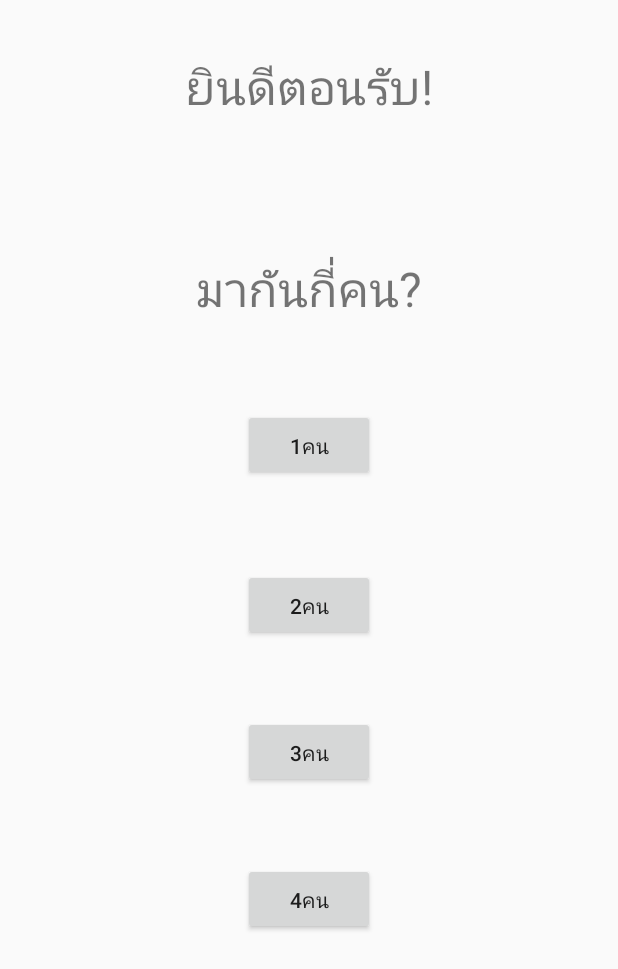
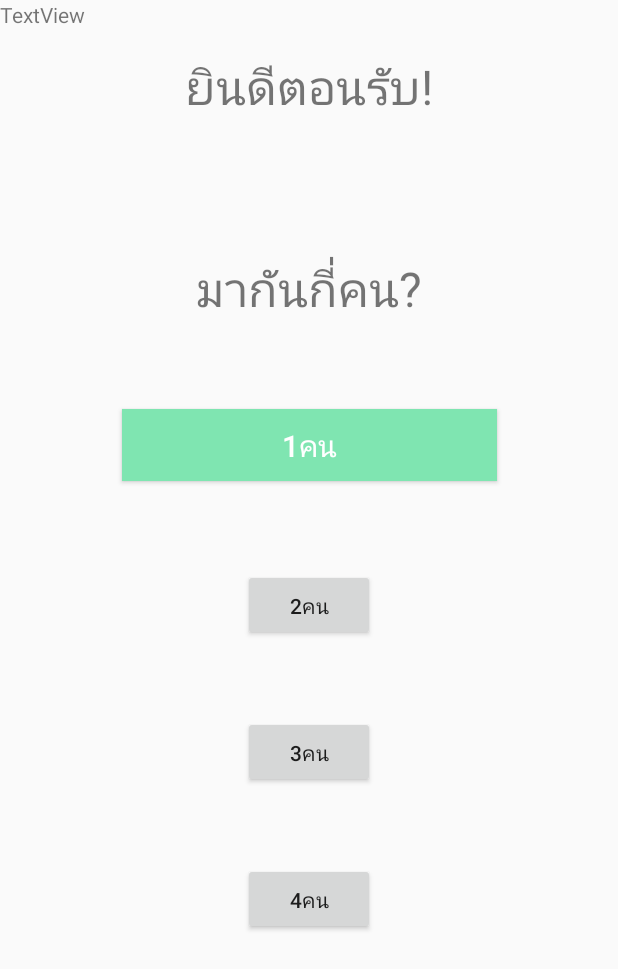
Before and after one commit to RunningTHPed/SayiwGrill, an Android app: the layout activity_main.xml on its own in the app's theme, with its tools: preview values and no code run, on a phone screen of 412 x 824 dp. Shown: the top 969 px of the screen. Run offline under Robolectric (Android 15) with nearby library versions, the phone set to English and light mode, and no system bars.

Commit message:
bottondesign1

```diff
--- a/app/build.gradle
+++ b/app/build.gradle
@@ -25,4 +25,5 @@ dependencies {
     testImplementation 'junit:junit:4.12'
     androidTestImplementation 'androidx.test.ext:junit:1.1.0'
     androidTestImplementation 'androidx.test.espresso:espresso-core:3.1.1'
+    implementation 'androidx.recyclerview:recyclerview:1.0.0'
 }
--- a/app/src/main/AndroidManifest.xml
+++ b/app/src/main/AndroidManifest.xml
@@ -10,13 +10,20 @@
         android:supportsRtl="true"
         android:theme="@style/AppTheme">
         <activity android:name=".Menu"></activity>
-        <activity android:name=".MainActivity">
+        <activity android:name=".MainActivity"
+            android:screenOrientation="landscape"
+            >
+
             <intent-filter>
                 <action android:name="android.intent.action.MAIN" />
 
+
                 <category android:name="android.intent.category.LAUNCHER" />
             </intent-filter>
+
         </activity>
     </application>
 
+
+
 </manifest>
--- /dev/null
+++ b/app/src/main/java/com/example/myapplication/BasicLayoutCheckActivity.java
@@ -0,0 +1,6 @@
+package com.example.myapplication;
+
+import android.app.Activity;
+
+public class BasicLayoutCheckActivity extends Activity {
+}
--- /dev/null
+++ b/app/src/main/res/drawable/buttondesign.xml
@@ -0,0 +1,6 @@
+<?xml version="1.0" encoding="utf-8"?>
+<shape xmlns:android="http://schemas.android.com/apk/res/android" android:shape="rectangle">
+
+    <solid android:color="#7FE5B1"></solid>
+
+</shape>
--- a/app/src/main/res/layout/activity_main.xml
+++ b/app/src/main/res/layout/activity_main.xml
@@ -33,9 +33,12 @@
 
     <Button
         android:id="@+id/button1"
-        android:layout_width="wrap_content"
+        android:layout_width="250dp"
         android:layout_height="wrap_content"
         android:text="1คน"
+        android:textSize="20sp"
+        android:textColor="#FFFFFF"
+        android:background="@drawable/buttondesign"
         app:layout_constraintBottom_toTopOf="@+id/button2"
         app:layout_constraintEnd_toEndOf="parent"
         app:layout_constraintStart_toStartOf="parent"
@@ -74,5 +77,13 @@
         app:layout_constraintTop_toBottomOf="@+id/textView2"
         app:layout_constraintVertical_bias="0.643" />
 
+    <TextView
+        android:id="@+id/textView4"
+        android:layout_width="wrap_content"
+        android:layout_height="wrap_content"
+        android:text="TextView"
+        tools:layout_editor_absoluteX="207dp"
+        tools:layout_editor_absoluteY="184dp" />
+
 
 </androidx.constraintlayout.widget.ConstraintLayout>
--- a/app/src/main/res/values/styles.xml
+++ b/app/src/main/res/values/styles.xml
@@ -1,7 +1,7 @@
 <resources>
 
     <!-- Base application theme. -->
-    <style name="AppTheme" parent="Theme.AppCompat.Light.DarkActionBar">
+    <style name="AppTheme" parent="Theme.AppCompat.Light.NoActionBar">
         <!-- Customize your theme here. -->
         <item name="colorPrimary">@color/colorPrimary</item>
         <item name="colorPrimaryDark">@color/colorPrimaryDark</item>
```
